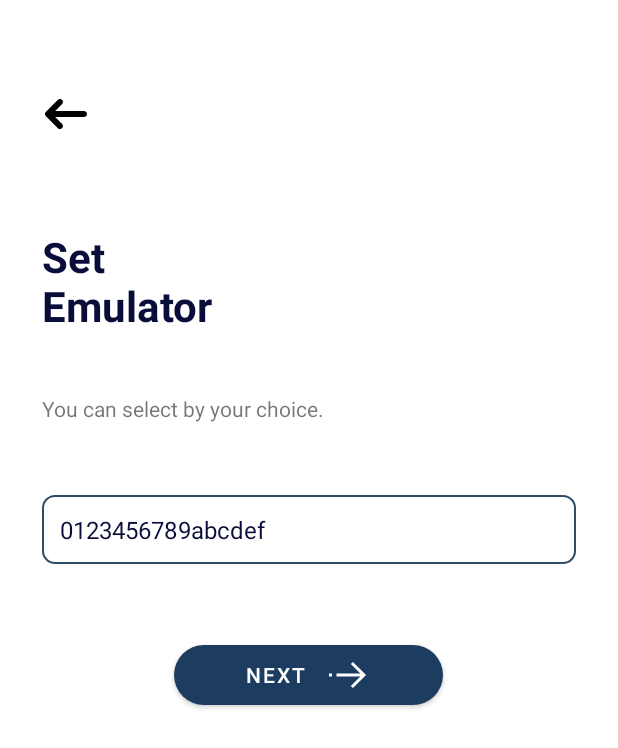
After one commit to SaileshLimbu/damaru, an Android app: the EmulatorSetupActivity screen opened directly, with no data from a screen before it, on a phone screen of 412 x 824 dp. The commit adds this screen. Shown: the top 748 px of the screen. Run offline under Robolectric (Android 15) with nearby library versions, the phone set to English and light mode, and no system bars; Roboto replaces fonts that are not available here.

```diff
--- a/app/src/main/AndroidManifest.xml
+++ b/app/src/main/AndroidManifest.xml
@@ -46,6 +46,7 @@
         <activity android:name=".ui.DeviceUsersActivity" />
         <activity android:name=".ui.DeviceControlActivity" />
         <activity android:name="com.d1vivek.projectz.ui.AddUserActivity" />
+        <activity android:name="com.d1vivek.projectz.ui.EmulatorSetupActivity" />
 
         <meta-data
             android:name="preloaded_fonts"
--- a/app/src/main/java/com/d1vivek/projectz/ui/DeviceControlActivity.kt
+++ b/app/src/main/java/com/d1vivek/projectz/ui/DeviceControlActivity.kt
@@ -21,6 +21,10 @@ import javax.inject.Inject
 class DeviceControlActivity : AppCompatActivity(), MainRepository.Listener {
     private lateinit var binding: ActivityDeviceControlBinding
     private lateinit var screenCaptureLauncher: ActivityResultLauncher<Intent>
+
+    companion object{
+        const val USER_NAME = "username"
+    }
 
     @Inject
     lateinit var webrtcServiceRepository: WebrtcServiceRepository
--- /dev/null
+++ b/app/src/main/java/com/d1vivek/projectz/ui/EmulatorSetupActivity.kt
@@ -0,0 +1,33 @@
+package com.d1vivek.projectz.ui
+
+import android.content.Intent
+import android.os.Bundle
+import android.provider.Settings
+import androidx.appcompat.app.AppCompatActivity
+import com.d1vivek.projectz.databinding.ActivityEmulatorSetupBinding
+
+class EmulatorSetupActivity : AppCompatActivity() {
+    private lateinit var b: ActivityEmulatorSetupBinding
+
+    override fun onCreate(savedInstanceState: Bundle?) {
+        super.onCreate(savedInstanceState)
+
+        b = ActivityEmulatorSetupBinding.inflate(layoutInflater)
+        setContentView(b.root)
+
+        b.backButton.setOnClickListener {
+            finish()
+        }
+
+        val deviceId = Settings.Secure.getString(applicationContext.contentResolver, Settings.Secure.ANDROID_ID)
+        b.etEmulatorId.setText(deviceId)
+
+        b.btnNext.setOnClickListener {
+            startActivity(
+                Intent(this@EmulatorSetupActivity, DeviceControlActivity::class.java)
+                    .putExtra(DeviceControlActivity.USER_NAME, deviceId)
+            )
+            finish()
+        }
+    }
+}
--- /dev/null
+++ b/app/src/main/res/drawable/edit_text_background.xml
@@ -0,0 +1,6 @@
+<?xml version="1.0" encoding="utf-8"?>
+<shape xmlns:android="http://schemas.android.com/apk/res/android">
+    <solid android:color="@color/white" />
+    <stroke android:width="1dp" android:color="@color/primary" />
+    <corners android:radius="8dp" />
+</shape>
--- /dev/null
+++ b/app/src/main/res/drawable/ic_back.xml
@@ -0,0 +1,9 @@
+<vector xmlns:android="http://schemas.android.com/apk/res/android"
+    android:width="32dp"
+    android:height="32dp"
+    android:viewportWidth="32"
+    android:viewportHeight="32">
+  <path
+      android:fillColor="#FF000000"
+      android:pathData="M28,14H8.8l4.62,-4.62C13.814,8.986 14,8.516 14,8c0,-0.984 -0.813,-2 -2,-2c-0.531,0 -0.994,0.193 -1.38,0.58l-7.958,7.958C2.334,14.866 2,15.271 2,16s0.279,1.08 0.646,1.447l7.974,7.973C11.006,25.807 11.469,26 12,26c1.188,0 2,-1.016 2,-2c0,-0.516 -0.186,-0.986 -0.58,-1.38L8.8,18H28c1.104,0 2,-0.896 2,-2S29.104,14 28,14z"/>
+</vector>
--- /dev/null
+++ b/app/src/main/res/drawable/ic_forward_dot.xml
@@ -0,0 +1,7 @@
+<vector xmlns:android="http://schemas.android.com/apk/res/android" android:height="32dp" android:viewportHeight="128" android:viewportWidth="128" android:width="32dp">
+
+    <path android:fillColor="#FF000000" android:pathData="M79.9,98.9l34.9,-34.9l-34.9,-34.9l-5.7,5.7l25.3,25.2l-63.5,0l0,8l63.5,0l-25.3,25.2z"/>
+
+    <path android:fillColor="#FF000000" android:pathData="M16,60h8v8h-8z"/>
+
+</vector>
--- /dev/null
+++ b/app/src/main/res/layout/activity_emulator_setup.xml
@@ -0,0 +1,73 @@
+<?xml version="1.0" encoding="utf-8"?>
+<LinearLayout xmlns:android="http://schemas.android.com/apk/res/android"
+    xmlns:app="http://schemas.android.com/apk/res-auto"
+    xmlns:tools="http://schemas.android.com/tools"
+    android:layout_width="match_parent"
+    android:layout_height="match_parent"
+    android:orientation="vertical"
+    android:padding="16dp"
+    tools:context=".ui.EmulatorSetupActivity"
+    tools:ignore="HardcodedText">
+
+    <ImageView
+        android:id="@+id/backButton"
+        android:layout_width="wrap_content"
+        android:layout_height="wrap_content"
+        android:layout_marginTop="32dp"
+        android:layout_marginBottom="16dp"
+        android:contentDescription="Back"
+        android:padding="12dp"
+        android:src="@drawable/ic_back" />
+
+    <TextView
+        android:layout_width="wrap_content"
+        android:layout_height="wrap_content"
+        android:layout_marginTop="32dp"
+        android:layout_marginBottom="8dp"
+        android:paddingStart="12dp"
+        android:paddingEnd="12dp"
+        android:text="Set\nEmulator"
+        android:textColor="@color/colorPrimaryDark"
+        android:textSize="28sp"
+        android:textStyle="bold" />
+
+    <TextView
+        android:layout_width="wrap_content"
+        android:layout_height="wrap_content"
+        android:layout_marginTop="32dp"
+        android:layout_marginBottom="16dp"
+        android:paddingStart="12dp"
+        android:paddingEnd="12dp"
+        android:text="You can select by your choice."
+        android:textSize="14sp" />
+
+    <EditText
+        android:id="@+id/etEmulatorId"
+        android:layout_width="match_parent"
+        android:layout_height="wrap_content"
+        android:layout_marginStart="12dp"
+        android:layout_marginTop="32dp"
+        android:layout_marginEnd="12dp"
+        android:layout_marginBottom="16dp"
+        android:background="@drawable/edit_text_background"
+        android:padding="12dp"
+        android:textColor="@color/colorPrimaryDark"
+        android:textSize="16sp" />
+
+
+    <com.google.android.material.button.MaterialButton
+        android:id="@+id/btnNext"
+        android:layout_width="wrap_content"
+        android:layout_height="wrap_content"
+        android:layout_gravity="center"
+        android:layout_marginTop="32dp"
+        android:layout_marginBottom="16dp"
+        android:paddingStart="48dp"
+        android:paddingEnd="48dp"
+        android:text="Next"
+        android:textColor="@color/white"
+        app:cornerRadius="32dp"
+        app:icon="@drawable/ic_forward_dot"
+        app:iconGravity="textEnd"
+        app:iconPadding="12dp" />
+</LinearLayout>
```
Also changed, not shown: app/build.gradle.kts (+14 -3 lines), app/src/main/java/com/d1vivek/projectz/ui/LoginActivity.kt (+5 -2 lines), app/src/main/java/com/d1vivek/projectz/ui/SplashActivity.kt (+29 -7 lines), app/src/main/java/com/d1vivek/projectz/utils/AppModule.kt (+7 -0 lines), app/src/main/java/com/d1vivek/projectz/utils/PrefsHelper.kt (added, +65 -0 lines), app/src/main/java/com/d1vivek/projectz/viewmodels/LoginViewModel.kt (added, +88 -0 lines), app/src/main/java/com/d1vivek/projectz/viewmodels/SplashViewModel.kt (+27 -5 lines), gradle/libs.versions.toml (+20 -6 lines).
